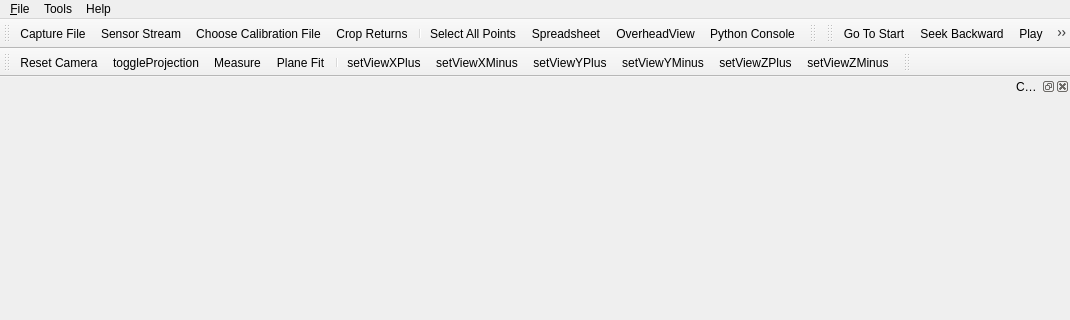
Above: vvMainWindow.ui from Kitware/VeloView before the change; both pictures show x 0 to 1070 and y 0 to 320 of the 1070 by 645 pixel window. Below: the same form after it.
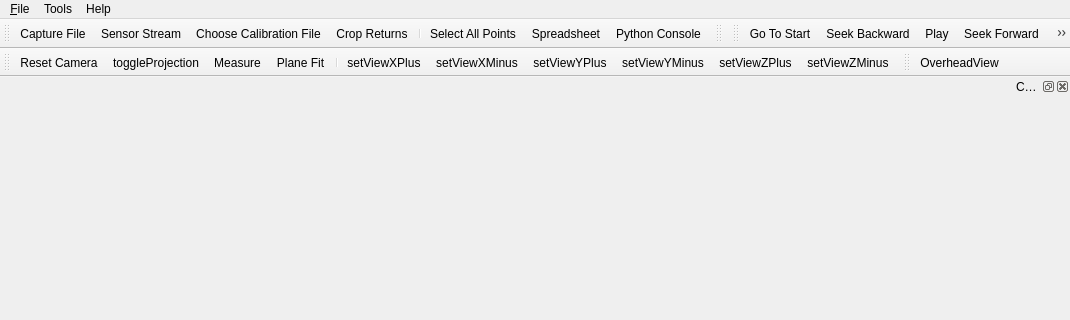
That is the form after the change. Icons and pictures are not drawn. Custom widgets are drawn as their Qt base class.

Commit message: Overhead map button is now in the geolocation toolbar

Diff of the .ui file:
```diff
--- a/vvMainWindow.ui
+++ b/vvMainWindow.ui
@@ -141,7 +141,6 @@
    <addaction name="separator"/>
    <addaction name="actionSelect_All_Points"/>
    <addaction name="actionSpreadsheet"/>
-   <addaction name="actionOverheadView"/>
    <addaction name="actionPython_Console"/>
   </widget>
   <widget class="vvColorToolbar" name="colorToolBar">
@@ -205,6 +204,7 @@
    <attribute name="toolBarBreak">
     <bool>false</bool>
    </attribute>
+   <addaction name="actionOverheadView"/>
   </widget>
   <widget class="QDockWidget" name="colorMapEditorDock">
    <property name="windowTitle">
```
